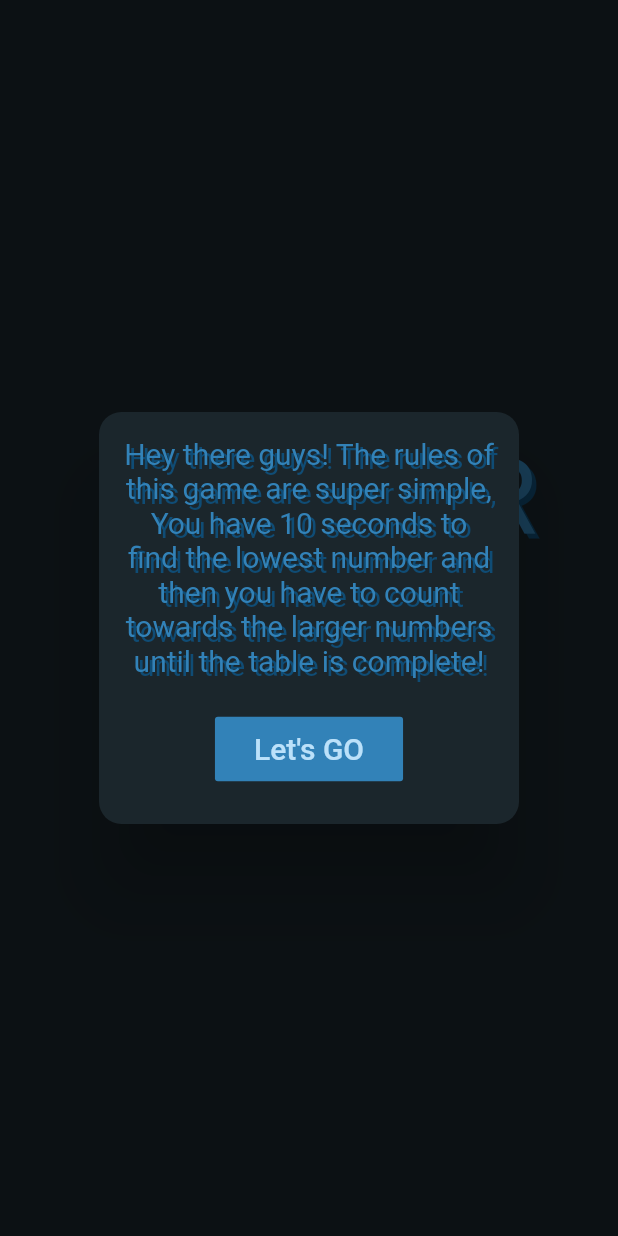
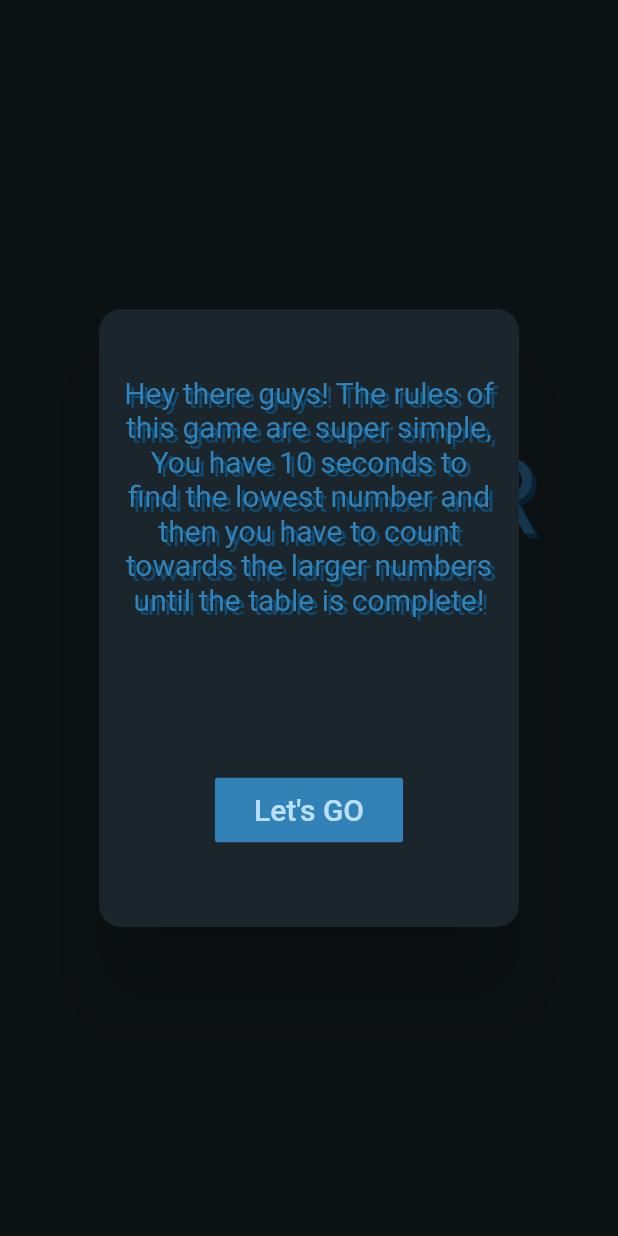
Before and after one commit to Shahryar-Pirooz/Num8erGam3, a Flutter app: the screen it shows after launch, after a tap on "Countink", on a phone screen of 412 x 824 dp. Run offline on Flutter 3.47's test engine with Material 2 defaults, Android fonts, the phone set to English and light mode, and no system bars; our stand-ins replace google_fonts, responsive_builder.

Commit message:
CountinkPage's Dialogs

```diff
--- a/lib/pages/HomeApp.dart
+++ b/lib/pages/HomeApp.dart
@@ -40,7 +40,7 @@ class HomeApp extends StatelessWidget {
   //Show welcome dialog
   void countinkPageDialog(context,
       {double height = double.infinity, double width = double.infinity}) {
-    final double dialogHeight = height / 3;
+    final double dialogHeight = height / 2;
     final double dialogWidth = width / 2;
 
     Dialog _dialog = Dialog(
@@ -56,14 +56,21 @@ class HomeApp extends StatelessWidget {
               mainAxisAlignment: MainAxisAlignment.center,
               crossAxisAlignment: CrossAxisAlignment.center,
               children: [
-                headerText(
+                Flexible(
+                  flex: 2,
+                  child: SingleChildScrollView(
+                    child: headerText(
                         "Hey there guys! The rules of this game are super" +
                             " simple,\nYou have 10 seconds to find the lowest number and " +
                             "then you have to count towards the larger numbers until the" +
                             " table is complete!",
                         size: 20),
+                  ),
+                ),
                 Spacer(),
-                customButton(
+                Flexible(
+                  flex: 1,
+                  child: customButton(
                       text: "Let's GO",
                       onPress: () {
                         Navigator.pop(context);
@@ -71,7 +78,8 @@ class HomeApp extends StatelessWidget {
                             context,
                             MaterialPageRoute(
                                 builder: (context) => CountinkPage()));
-                    })
+                      }),
+                )
               ]),
         ),
       ),
```
Also changed, not shown: lib/pages/CountinkPage.dart (+80 -0 lines). Lines whose indentation alone changed are shown as unchanged.
